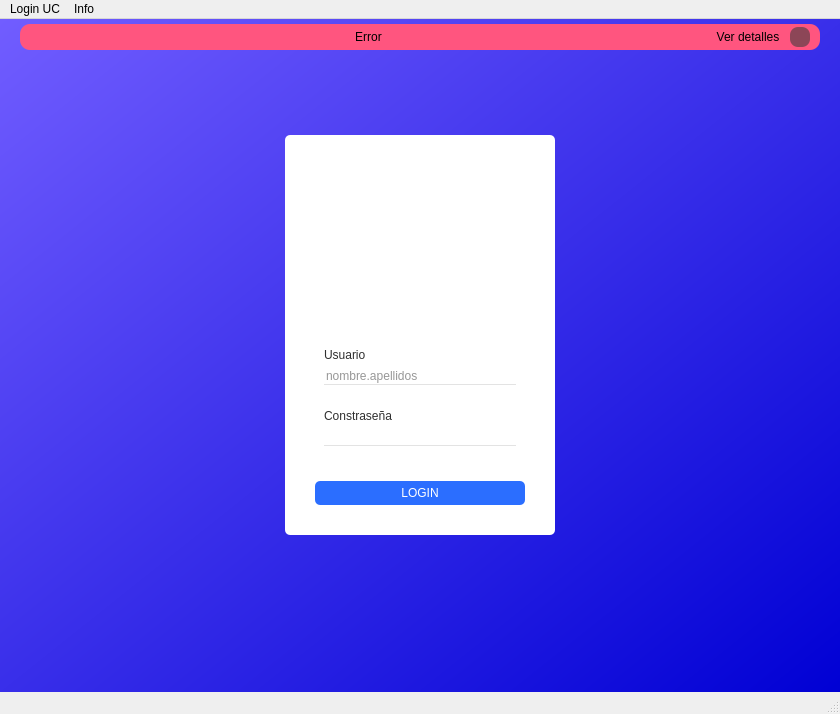
Qt form main.ui (JalexCode/LoginUC) before a commit.
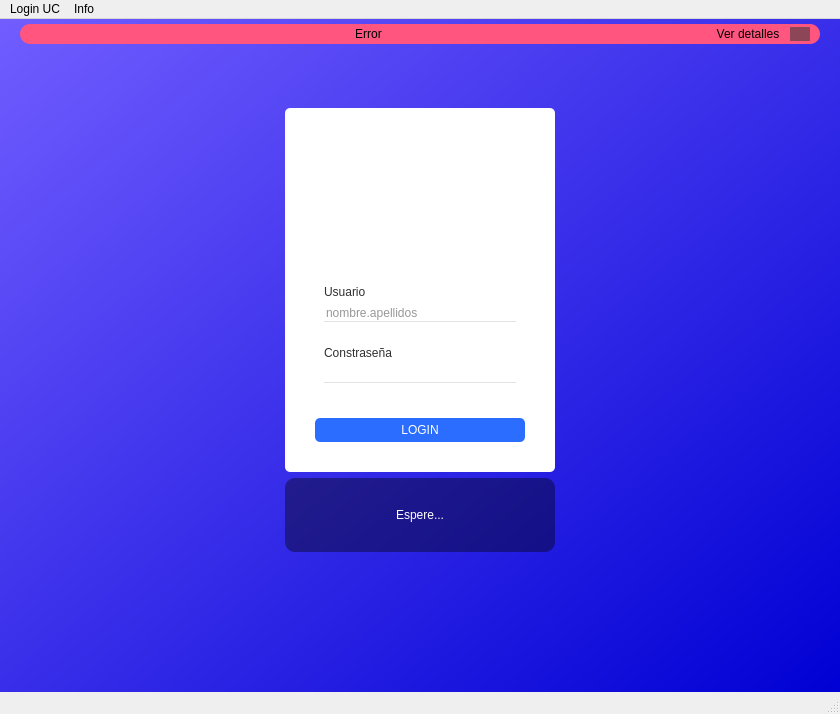
The same form after that commit. Icons and pictures are not drawn.

Commit message: Login thread, new imports, 'wait' widget, autocomplete and signal events was added

What changed in the file:
```diff
--- a/main.ui
+++ b/main.ui
@@ -34,6 +34,9 @@
     <property name="bottomMargin">
      <number>0</number>
     </property>
+    <property name="spacing">
+     <number>0</number>
+    </property>
     <item row="0" column="0">
      <widget class="QFrame" name="top_bar">
       <property name="minimumSize">
@@ -213,7 +216,54 @@
        <property name="bottomMargin">
         <number>0</number>
        </property>
-       <item row="1" column="1">
+       <item row="4" column="0" colspan="3">
+        <widget class="QWidget" name="widget_5" native="true">
+         <layout class="QGridLayout" name="gridLayout_7">
+          <item row="0" column="0" alignment="Qt::AlignHCenter">
+           <widget class="QLabel" name="jalexcode">
+            <property name="minimumSize">
+             <size>
+              <width>0</width>
+              <height>60</height>
+             </size>
+            </property>
+            <property name="maximumSize">
+             <size>
+              <width>260</width>
+              <height>60</height>
+             </size>
+            </property>
+            <property name="text">
+             <string/>
+            </property>
+            <property name="scaledContents">
+             <bool>true</bool>
+            </property>
+            <property name="alignment">
+             <set>Qt::AlignCenter</set>
+            </property>
+           </widget>
+          </item>
+         </layout>
+        </widget>
+       </item>
+       <item row="3" column="1">
+        <spacer name="verticalSpacer_3">
+         <property name="orientation">
+          <enum>Qt::Vertical</enum>
+         </property>
+         <property name="sizeHint" stdset="0">
+          <size>
+           <width>20</width>
+           <height>65</height>
+          </size>
+         </property>
+        </spacer>
+       </item>
+       <item row="1" column="1" rowspan="2">
+        <widget class="QWidget" name="central_container" native="true">
+         <layout class="QGridLayout" name="gridLayout_8">
+          <item row="0" column="0">
         <widget class="QWidget" name="cardview" native="true">
          <property name="minimumSize">
           <size>
@@ -259,61 +309,7 @@
           <property name="bottomMargin">
            <number>30</number>
           </property>
-          <item row="1" column="0" colspan="2">
-           <spacer name="verticalSpacer">
-            <property name="orientation">
-             <enum>Qt::Vertical</enum>
-            </property>
-            <property name="sizeHint" stdset="0">
-             <size>
-              <width>120</width>
-              <height>335</height>
-             </size>
-            </property>
-           </spacer>
-          </item>
-          <item row="4" column="0" colspan="2">
-           <widget class="QPushButton" name="login_button">
-            <property name="styleSheet">
-             <string notr="true"/>
-            </property>
-            <property name="text">
-             <string>LOGIN</string>
-            </property>
-           </widget>
-          </item>
-          <item row="0" column="0" colspan="2">
-           <widget class="QLabel" name="label">
-            <property name="minimumSize">
-             <size>
-              <width>210</width>
-              <height>0</height>
-             </size>
-            </property>
-            <property name="maximumSize">
-             <size>
-              <width>210</width>
-              <height>100</height>
-             </size>
-            </property>
-            <property name="text">
-             <string/>
-            </property>
-            <property name="pixmap">
-             <pixmap resource="app_resources.qrc">:/graphics/captiveportal-logo..png</pixmap>
-            </property>
-            <property name="scaledContents">
-             <bool>true</bool>
-            </property>
-            <property name="alignment">
-             <set>Qt::AlignCenter</set>
-            </property>
-            <property name="wordWrap">
-             <bool>false</bool>
-            </property>
-           </widget>
-          </item>
-          <item row="2" column="0" colspan="2">
+             <item row="3" column="0" colspan="2">
            <widget class="QWidget" name="widget_2" native="true">
             <property name="styleSheet">
              <string notr="true">QLabel{
@@ -416,7 +412,7 @@
             </layout>
            </widget>
           </item>
-          <item row="3" column="0" colspan="2">
+             <item row="4" column="0" colspan="2">
            <widget class="QLabel" name="state_label">
             <property name="styleSheet">
              <string notr="true">color: rgb(121, 121, 121);
@@ -430,10 +426,131 @@
             </property>
            </widget>
           </item>
+             <item row="1" column="0" colspan="2">
+              <widget class="QLabel" name="label">
+               <property name="minimumSize">
+                <size>
+                 <width>210</width>
+                 <height>0</height>
+                </size>
+               </property>
+               <property name="maximumSize">
+                <size>
+                 <width>210</width>
+                 <height>100</height>
+                </size>
+               </property>
+               <property name="text">
+                <string/>
+               </property>
+               <property name="pixmap">
+                <pixmap resource="app_resources.qrc">:/graphics/captiveportal-logo..png</pixmap>
+               </property>
+               <property name="scaledContents">
+                <bool>true</bool>
+               </property>
+               <property name="alignment">
+                <set>Qt::AlignCenter</set>
+               </property>
+               <property name="wordWrap">
+                <bool>false</bool>
+               </property>
+              </widget>
+             </item>
+             <item row="5" column="0" colspan="2">
+              <widget class="QPushButton" name="login_button">
+               <property name="styleSheet">
+                <string notr="true"/>
+               </property>
+               <property name="text">
+                <string>LOGIN</string>
+               </property>
+              </widget>
+             </item>
+             <item row="2" column="0" colspan="2">
+              <spacer name="verticalSpacer">
+               <property name="orientation">
+                <enum>Qt::Vertical</enum>
+               </property>
+               <property name="sizeHint" stdset="0">
+                <size>
+                 <width>120</width>
+                 <height>335</height>
+                </size>
+               </property>
+              </spacer>
+             </item>
          </layout>
         </widget>
        </item>
-       <item row="0" column="1">
+          <item row="1" column="0">
+           <widget class="QWidget" name="wait_message" native="true">
+            <property name="styleSheet">
+             <string notr="true">QWidget #wait_message{
+	border-radius: 10px;
+	background-color: rgba(0, 0, 0, 100);
+}
+QLabel{
+	font: 16pt &quot;Calibri&quot;;
+	color: rgb(255, 255, 255);
+}</string>
+            </property>
+            <layout class="QGridLayout" name="gridLayout_9">
+             <property name="leftMargin">
+              <number>30</number>
+             </property>
+             <property name="topMargin">
+              <number>30</number>
+             </property>
+             <property name="rightMargin">
+              <number>30</number>
+             </property>
+             <property name="bottomMargin">
+              <number>30</number>
+             </property>
+             <item row="0" column="0">
+              <widget class="QLabel" name="label_4">
+               <property name="text">
+                <string>Espere...</string>
+               </property>
+               <property name="alignment">
+                <set>Qt::AlignCenter</set>
+               </property>
+              </widget>
+             </item>
+            </layout>
+           </widget>
+          </item>
+         </layout>
+        </widget>
+       </item>
+       <item row="1" column="2" rowspan="2">
+        <spacer name="horizontalSpacer_2">
+         <property name="orientation">
+          <enum>Qt::Horizontal</enum>
+         </property>
+         <property name="sizeHint" stdset="0">
+          <size>
+           <width>203</width>
+           <height>20</height>
+          </size>
+         </property>
+        </spacer>
+       </item>
+       <item row="1" column="0" rowspan="2">
+        <spacer name="horizontalSpacer">
+         <property name="orientation">
+          <enum>Qt::Horizontal</enum>
+         </property>
+         <property name="sizeHint" stdset="0">
+          <size>
+           <width>203</width>
+           <height>20</height>
+          </size>
+         </property>
+        </spacer>
+       </item>
+       <item row="0" column="0" colspan="3">
         <spacer name="verticalSpacer_2">
          <property name="orientation">
           <enum>Qt::Vertical</enum>
@@ -446,76 +563,6 @@
          </property>
         </spacer>
        </item>
-       <item row="1" column="0">
-        <spacer name="horizontalSpacer">
-         <property name="orientation">
-          <enum>Qt::Horizontal</enum>
-         </property>
-         <property name="sizeHint" stdset="0">
-          <size>
-           <width>203</width>
-           <height>20</height>
-          </size>
-         </property>
-        </spacer>
-       </item>
-       <item row="2" column="1">
-        <spacer name="verticalSpacer_3">
-         <property name="orientation">
-          <enum>Qt::Vertical</enum>
-         </property>
-         <property name="sizeHint" stdset="0">
-          <size>
-           <width>20</width>
-           <height>65</height>
-          </size>
-         </property>
-        </spacer>
-       </item>
-       <item row="1" column="2">
-        <spacer name="horizontalSpacer_2">
-         <property name="orientation">
-          <enum>Qt::Horizontal</enum>
-         </property>
-         <property name="sizeHint" stdset="0">
-          <size>
-           <width>203</width>
-           <height>20</height>
-          </size>
-         </property>
-        </spacer>
-       </item>
-       <item row="3" column="0" colspan="3">
-        <widget class="QWidget" name="widget_5" native="true">
-         <layout class="QGridLayout" name="gridLayout_7">
-          <item row="0" column="0" alignment="Qt::AlignHCenter">
-           <widget class="QLabel" name="jalexcode">
-            <property name="minimumSize">
-             <size>
-              <width>0</width>
-              <height>60</height>
-             </size>
-            </property>
-            <property name="maximumSize">
-             <size>
-              <width>260</width>
-              <height>60</height>
-             </size>
-            </property>
-            <property name="text">
-             <string/>
-            </property>
-            <property name="scaledContents">
-             <bool>true</bool>
-            </property>
-            <property name="alignment">
-             <set>Qt::AlignCenter</set>
-            </property>
-           </widget>
-          </item>
-         </layout>
-        </widget>
-       </item>
       </layout>
      </widget>
     </item>
```
Left out of the diff: 5 changed lines with no effect on the pictures. Lines whose indentation alone changed are shown as unchanged. The commit also changes 29 other files.
